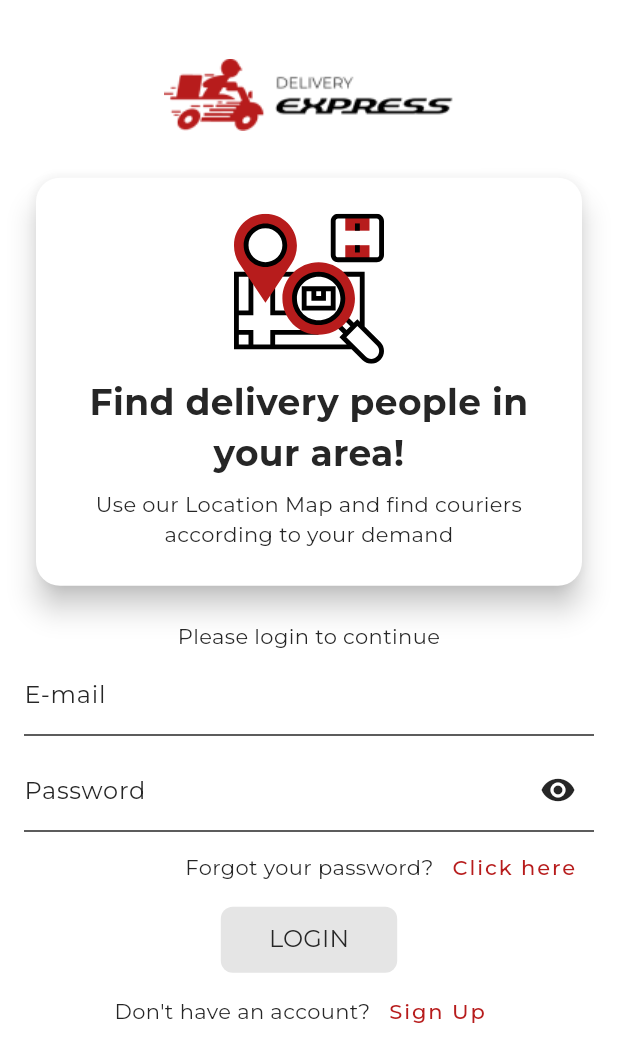
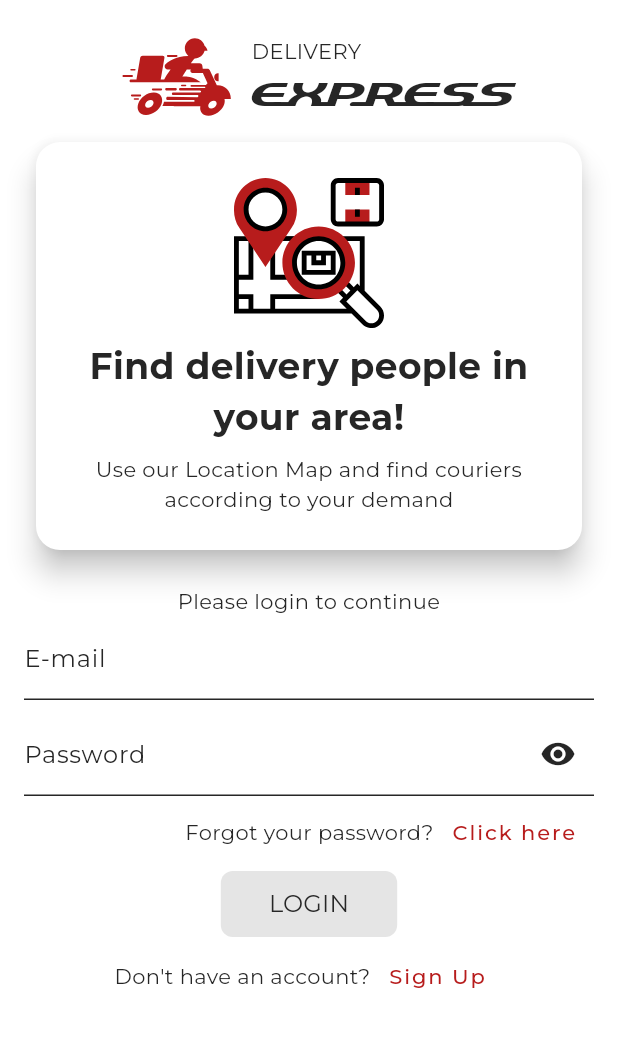
Before and after one commit to pmalaquias/delivery_express, a Flutter app: the screen it shows after launch, on a phone screen of 412 x 824 dp. Shown: the top 1062 px of the screen. Run offline on Flutter 3.47's test engine with Material 2 defaults, Android fonts, the phone set to English and light mode, and no system bars; our stand-ins replace dropdown_button2, equatable, firebase_auth, flutter_colorpicker, flutter_svg, get and 1 more; accounts and stored records are empty.

Commit message:
New AppLogo component

```diff
--- /dev/null
+++ b/lib/ui/components/app_logo.dart
@@ -0,0 +1,35 @@
+import 'package:flutter/material.dart';
+import 'package:flutter_svg/flutter_svg.dart';
+
+class AppLogo extends StatelessWidget {
+  const AppLogo({
+    Key? key,
+  }) : super(key: key);
+
+  @override
+  Widget build(BuildContext context) {
+    return Row(
+      mainAxisAlignment: MainAxisAlignment.center,
+      children: [
+        SvgPicture.asset(
+          'lib/ui/assets/images/svg/delivery.svg',
+          width: 100,
+          color: const Color(0xFFb71c1c),
+        ),
+        Column(
+          crossAxisAlignment: CrossAxisAlignment.start,
+          children: const [
+            Text('DELIVERY'),
+            Text(
+              'Express',
+              style: TextStyle(
+                fontFamily: 'QuickExpress',
+                fontSize: 24,
+              ),
+            ),
+          ],
+        ),
+      ],
+    );
+  }
+}
--- a/lib/ui/components/components.dart
+++ b/lib/ui/components/components.dart
@@ -1,2 +1,3 @@
+export 'app_logo.dart';
 export 'error_message.dart';
 export 'spinner_dialog.dart';
--- a/lib/ui/pages/login/components/signUpButton.dart
+++ b/lib/ui/pages/login/components/signUpButton.dart
@@ -1,7 +1,7 @@
 import 'package:flutter/material.dart';
 
 import '../../../../l10n/strings/app_localizations.dart' show AppLocalizations;
-import '../login.dart';
+import '../../pages.dart';
 
 class SignUpButton extends StatelessWidget {
   final LoginPresenter presenter;
@@ -53,7 +53,14 @@ class SignUpButton extends StatelessWidget {
                   ),
                   actions: [
                     TextButton(
-                      onPressed: presenter.goToSignUp,
+                      onPressed: () {
+                        Navigator.push(
+                          context,
+                          MaterialPageRoute(
+                            builder: (context) => const SignUpClientPage(),
+                          ),
+                        );
+                      },
                       child: Text(AppLocalizations.of(context)!.continueButton.toUpperCase()),
                     ),
                   ],
--- a/lib/ui/pages/login/login_page.dart
+++ b/lib/ui/pages/login/login_page.dart
@@ -4,6 +4,7 @@ import 'package:flutter_svg/flutter_svg.dart';
 import 'package:provider/provider.dart';
 
 import '../../../l10n/strings/app_localizations.dart' show AppLocalizations;
+import '../../components/components.dart';
 import '../../mixins/mixins.dart';
 import '../../utils/images.dart' show Images;
 import 'login.dart';
@@ -59,7 +60,7 @@ class _LoginPageState extends State<LoginPage> with KeyboardManager, LoadingMana
                       mainAxisAlignment: MainAxisAlignment.spaceEvenly,
                       crossAxisAlignment: CrossAxisAlignment.stretch,
                       children: [
-                        Image.asset(Images.logoApp),
+                        const AppLogo(),
                         Card(
                           color: Colors.white,
                           shape: RoundedRectangleBorder(
--- a/pubspec.yaml
+++ b/pubspec.yaml
@@ -58,6 +58,8 @@ flutter:
           weight: 600
         - asset: lib/ui/assets/fonts/Montserrat-Bold.ttf
           weight: 700
+    - family: QuickExpress
+      fonts:
         - asset: lib/ui/assets/fonts/quick-express/QuickExpress.ttf
 
 flutter_icons:
```
